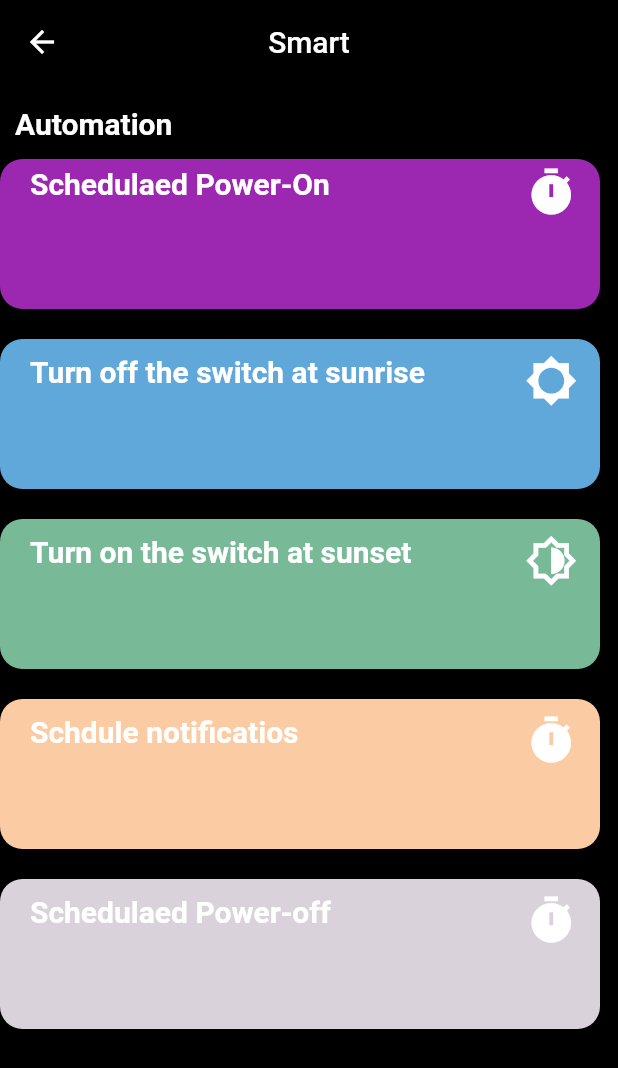
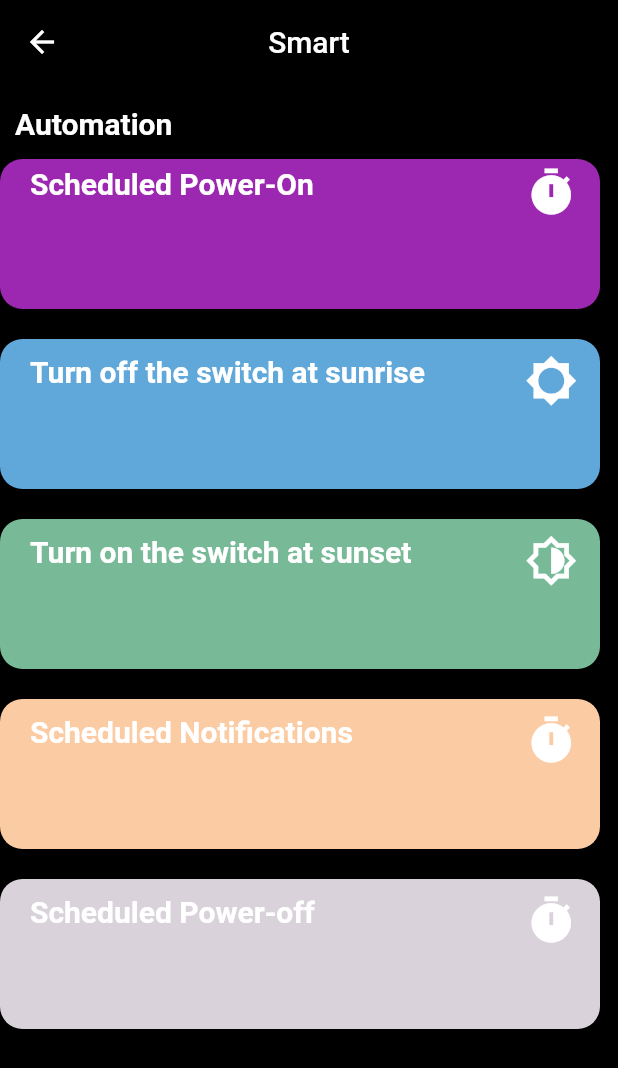
Before and after one commit to imposter-7/Noorak, a Flutter app: the SmartPage screen opened directly, on a phone screen of 412 x 824 dp. Shown: the top 1068 px of the screen. Run offline on Flutter 3.47's test engine with Material 2 defaults, Android fonts, the phone set to English and light mode, and no system bars; our stand-ins replace firebase_auth, firebase_core, firebase_database, flutter_countdown_timer, flutter_local_notifications, flutter_switch and 1 more; missing offline and left inert: firebase_auth_web, firebase_core_web, firebase_database_web; accounts and stored records are empty.

Commit message:
corrected smart features title pronounciation

```diff
--- a/Noorak/lib/Smart.dart
+++ b/Noorak/lib/Smart.dart
@@ -1,6 +1,6 @@
 import 'package:flutter/material.dart';
-import 'package:lastversion/bottomnavbar.dart';
-import 'package:lastversion/profile.dart';
+// import 'package:lastversion/bottomnavbar.dart';
+// import 'package:lastversion/profile.dart';
 import 'package:lastversion/smart_pages/poweroff.dart';
 import 'package:lastversion/smart_pages/poweron.dart';
 import 'package:lastversion/smart_pages/schedulenotification.dart';
@@ -32,7 +32,7 @@ class _SmartPageState extends State<SmartPage> {
         height: 700.0,
         child: Stack(
           children: [
-            Padding(
+          const  Padding(
               padding: EdgeInsets.symmetric(horizontal: 10, vertical: 15),
               child: Text(
                 'Automation',
@@ -45,7 +45,7 @@ class _SmartPageState extends State<SmartPage> {
             ),
         GestureDetector(
           child:  Padding(
-              padding: EdgeInsets.only(top: 50),
+              padding:const EdgeInsets.only(top: 50),
               child: Container(
                 width: 400,
                 height: 100,
@@ -62,17 +62,17 @@ class _SmartPageState extends State<SmartPage> {
               );
             },
         ),
-            Padding(
+           const Padding(
               padding: EdgeInsets.symmetric(horizontal: 20, vertical: 55),
               child: Text(
-                'Schedulaed Power-On',
+                'Scheduled Power-On',
                 style: TextStyle(
                     fontSize: 20,
                     fontWeight: FontWeight.bold,
                     color: Colors.white),
               ),
             ),
-            Padding(
+            const Padding(
               padding: EdgeInsets.symmetric(horizontal: 350, vertical: 55),
               child: Icon(
                 Icons.timer,
@@ -84,13 +84,13 @@ class _SmartPageState extends State<SmartPage> {
             //
          GestureDetector(
            child: Padding(
-              padding: EdgeInsets.only(top: 170),
+              padding: const EdgeInsets.only(top: 170),
               child: Container(
                 width: 400,
                 height: 100,
                 decoration: BoxDecoration(
                   borderRadius: BorderRadius.circular(15),
-                  color: Color.fromARGB(232, 105, 184, 240),
+                  color:const Color.fromARGB(232, 105, 184, 240),
                 ),
               ),
             ),
@@ -101,7 +101,7 @@ class _SmartPageState extends State<SmartPage> {
               );
             },
          ),
-            Padding(
+            const Padding(
               padding: EdgeInsets.symmetric(horizontal: 20, vertical: 180),
               child: Text(
                 'Turn off the switch at sunrise ',
@@ -111,7 +111,7 @@ class _SmartPageState extends State<SmartPage> {
                     color: Colors.white),
               ),
             ),
-            Padding(
+          const  Padding(
               padding: EdgeInsets.symmetric(horizontal: 350, vertical: 180),
               child: Icon(
                 Icons.brightness_low,
@@ -124,13 +124,13 @@ class _SmartPageState extends State<SmartPage> {
           GestureDetector(
             child :
             Padding(
-              padding: EdgeInsets.only(top: 290),
+              padding:const EdgeInsets.only(top: 290),
               child: Container(
                 width: 400,
                 height: 100,
                 decoration: BoxDecoration(
                   borderRadius: BorderRadius.circular(15),
-                  color: Color.fromARGB(218, 140, 218, 178),
+                  color: const Color.fromARGB(218, 140, 218, 178),
                 ),
               ),
             ),
@@ -144,8 +144,8 @@ class _SmartPageState extends State<SmartPage> {
             Row(
               children: [
                 Container(
-                  padding: EdgeInsets.only(top: 300, left: 20),
-                  child: Text(
+                  padding: const EdgeInsets.only(top: 300, left: 20),
+                  child: const Text(
                     'Turn on the switch at sunset ',
                     style: TextStyle(
                         fontSize: 20,
@@ -156,7 +156,7 @@ class _SmartPageState extends State<SmartPage> {
               ],
             ),
 
-            Padding(
+           const Padding(
               padding: EdgeInsets.symmetric(horizontal: 350, vertical: 300),
               child: Icon(
                 Icons.brightness_medium_outlined,
@@ -190,8 +190,8 @@ class _SmartPageState extends State<SmartPage> {
               children: [
                 Container(
                   padding: EdgeInsets.only(top: 420, left: 20),
-                  child: Text(
-                    'Schdule notificatios ',
+                  child: const Text(
+                    'Scheduled Notifications ',
                     style: TextStyle(
                         fontSize: 20,
                         fontWeight: FontWeight.bold,
@@ -210,7 +210,7 @@ class _SmartPageState extends State<SmartPage> {
                     color: Colors.white),
               ),
             ), */
-            Padding(
+            const Padding(
               padding: EdgeInsets.symmetric(horizontal: 350, vertical: 420),
               child: Icon(
                 Icons.timer,
@@ -242,17 +242,17 @@ class _SmartPageState extends State<SmartPage> {
               );
             },
           ),
-            Padding(
+            const Padding(
               padding: EdgeInsets.only(left: 20, top: 540),
               child: Text(
-                'Schedulaed Power-off',
+                'Scheduled Power-off',
                 style: TextStyle(
                     fontSize: 20,
                     fontWeight: FontWeight.bold,
                     color: Colors.white),
               ),
             ),
-            Padding(
+            const Padding(
               padding: EdgeInsets.only(left: 350, top: 540),
               child: Icon(
                 Icons.timer,
```
